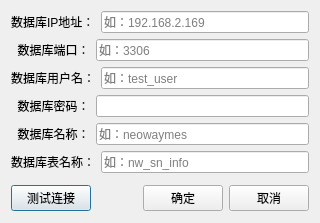
First picture: the form in src/NeoToolKits/UI/Form/MysqlInfoPopDialog.ui, repository JaneYih/QT_NeoToolKits, before the edit.
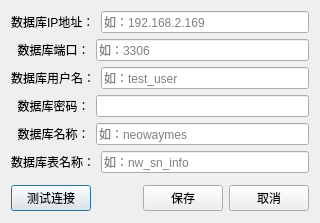
Second picture: the form after the edit.

Patch:
```diff
--- a/src/NeoToolKits/UI/Form/MysqlInfoPopDialog.ui
+++ b/src/NeoToolKits/UI/Form/MysqlInfoPopDialog.ui
@@ -172,7 +172,7 @@
      <item>
       <widget class="QPushButton" name="btn_ok">
        <property name="text">
-        <string>确定</string>
+        <string>保存</string>
        </property>
       </widget>
      </item>
```
